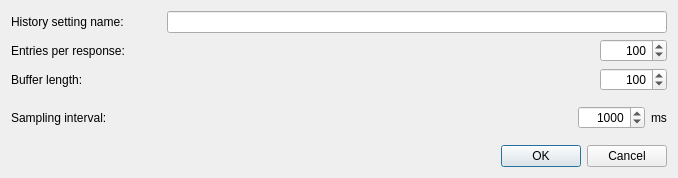
First picture: the form in tools/mapfileGenerator/ctk_opcua_generator_tools/historyUI.ui, repository ChimeraTK/ControlSystemAdapter-OPC-UA-Adapter, before the edit.
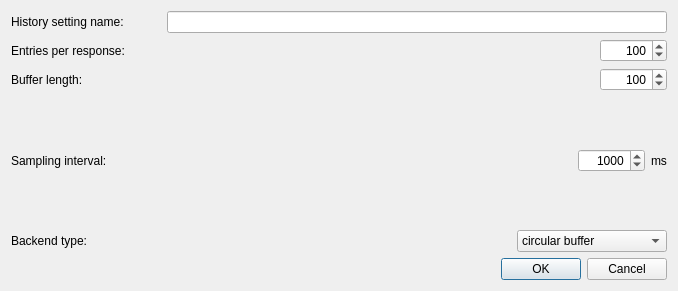
Second picture: the form after the edit.

Commit message:
feat: Add influx history backend (#131)
* doc: Add documentation related to history backends.

* feat: Add influx histroy backend.

* feat: Add influx history backend option to the map file generator.

* feaat: Add batching for influxDB backend.

* doc: Update documentation and add information for asynchonous database filling.

* refactor: Fix linter errors.

```diff
--- a/tools/mapfileGenerator/ctk_opcua_generator_tools/historyUI.ui
+++ b/tools/mapfileGenerator/ctk_opcua_generator_tools/historyUI.ui
@@ -7,7 +7,7 @@
     <x>0</x>
     <y>0</y>
     <width>678</width>
-    <height>178</height>
+    <height>291</height>
    </rect>
   </property>
   <property name="windowTitle">
@@ -208,6 +208,50 @@
      </item>
     </layout>
    </item>
+   <item>
+    <layout class="QHBoxLayout" name="horizontalLayout_5" stretch="0,0,0">
+     <item>
+      <widget class="QLabel" name="label_6">
+       <property name="text">
+        <string>Backend type:</string>
+       </property>
+      </widget>
+     </item>
+     <item>
+      <spacer name="horizontalSpacer_5">
+       <property name="orientation">
+        <enum>Qt::Horizontal</enum>
+       </property>
+       <property name="sizeHint" stdset="0">
+        <size>
+         <width>40</width>
+         <height>20</height>
+        </size>
+       </property>
+      </spacer>
+     </item>
+     <item>
+      <widget class="QComboBox" name="backendComboBox">
+       <property name="minimumSize">
+        <size>
+         <width>150</width>
+         <height>0</height>
+        </size>
+       </property>
+       <item>
+        <property name="text">
+         <string>circular buffer</string>
+        </property>
+       </item>
+       <item>
+        <property name="text">
+         <string>influxDB</string>
+        </property>
+       </item>
+      </widget>
+     </item>
+    </layout>
+   </item>
    <item>
     <widget class="QDialogButtonBox" name="buttonBox">
      <property name="orientation">
```
The commit also changes 24 other files.
